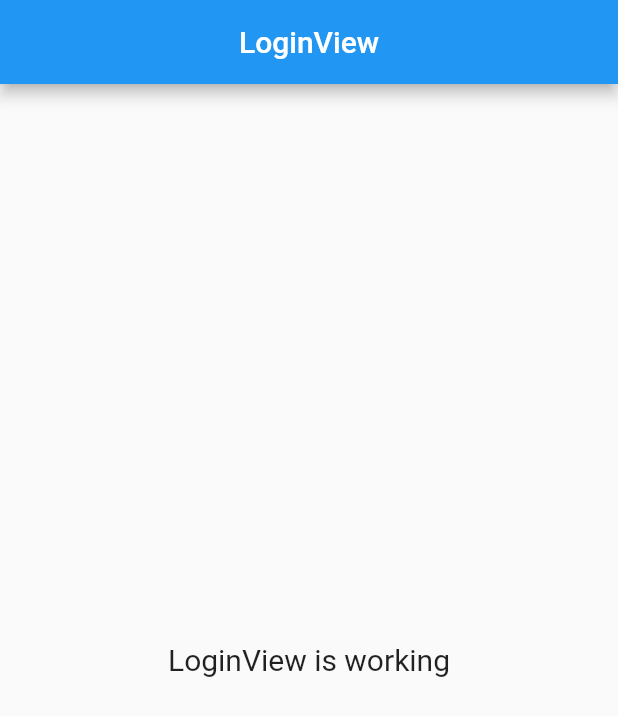
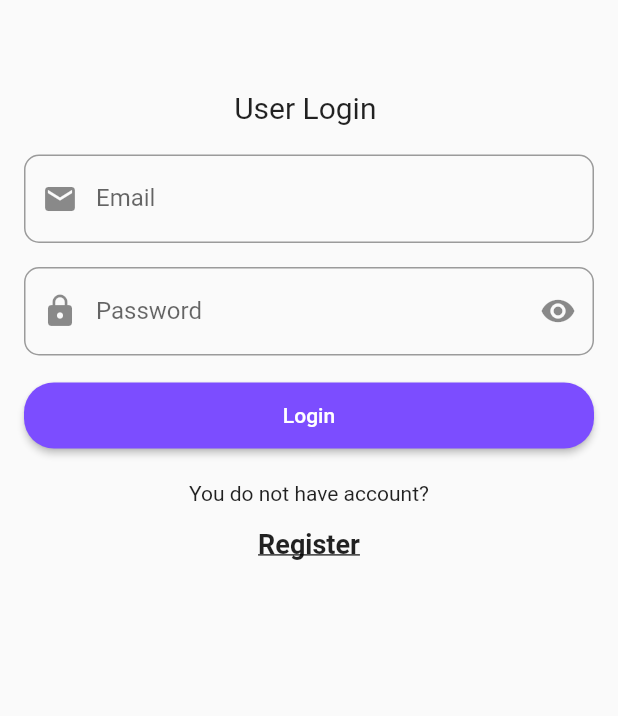
Before and after one commit to sksinghdev/Login-Demo, a Flutter app: the screen it shows after launch, on a phone screen of 412 x 824 dp. Shown: the top 716 px of the screen. Run offline on Flutter 3.47's test engine with Material 2 defaults, Android fonts, the phone set to English and light mode, and no system bars; our stand-ins replace get, get_storage.

Commit message:
Login Page commit

```diff
--- a/login_demo/lib/app/modules/login/controllers/login_controller.dart
+++ b/login_demo/lib/app/modules/login/controllers/login_controller.dart
@@ -1,20 +1,64 @@
+import 'package:flutter/material.dart';
 import 'package:get/get.dart';
+import 'package:get_storage/get_storage.dart';
+import 'package:login_demo/app/routes/app_pages.dart';
+import 'package:login_demo/app/utils/validator.dart';
 
-class LoginController extends GetxController {
-  //TODO: Implement LoginController
+class LoginController extends GetxController with ValidationMixin {
+  final GlobalKey<FormState> loginFormKey = GlobalKey<FormState>();
+  late TextEditingController emailController, passwordController;
+  final hidePassword = true.obs;
+  final box = GetStorage();
 
-  final count = 0.obs;
   @override
   void onInit() {
     super.onInit();
+    emailController = new TextEditingController();
+    passwordController = new TextEditingController();
+  }
+
+  updatePasswordView() {
+    hidePassword.value = !hidePassword.value;
+  }
+
+  String? validateEMailView(String value) {
+    return value.length <= 0 ? '' : validateEmail(value);
+  }
+
+  String? validatePasswordView(String value) {
+    return value.length <= 0 ? '' : validatePassword(value);
+  }
+
+  checkLogin() {
+    final isValid = loginFormKey.currentState!.validate();
+    if (!isValid) {
+      return;
+    } else {
+      String? emailValue = box.read('email');
+      String? passwordValue = box.read('password');
+
+      if (emailValue == emailController.text &&
+          passwordValue == passwordController.text) {
+        box.write('home', true);
+        navigateToHomeView();
+      } else {
+        Get.snackbar("Error", "Please check email or password");
+      }
+    }
+    loginFormKey.currentState!.save();
+  }
+
+  navigateToRegisterView() {
+
+  }
+
+  navigateToHomeView() {
+
   }
 
   @override
-  void onReady() {
-    super.onReady();
+  void onClose() {
+    emailController.dispose();
+    passwordController.dispose();
   }
-
-  @override
-  void onClose() {}
-  void increment() => count.value++;
 }
--- a/login_demo/lib/app/modules/login/views/login_view.dart
+++ b/login_demo/lib/app/modules/login/views/login_view.dart
@@ -8,14 +8,117 @@ class LoginView extends GetView<LoginController> {
   @override
   Widget build(BuildContext context) {
     return Scaffold(
-      appBar: AppBar(
-        title: Text('LoginView'),
-        centerTitle: true,
-      ),
-      body: Center(
-        child: Text(
-          'LoginView is working',
-          style: TextStyle(fontSize: 20),
+      body: SafeArea(
+        child: Container(
+          margin: EdgeInsets.only(top: 60, left: 16, right: 16),
+          width: context.width,
+          height: context.height,
+          child: SingleChildScrollView(
+            child: Form(
+              key: controller.loginFormKey,
+              child: Column(
+                children: [
+                  Text(
+                    "User Login ",
+                    style: TextStyle(fontSize: 20,),
+                  ),
+                  SizedBox(
+                    height: 20,
+                  ),
+                  TextFormField(
+                    decoration: InputDecoration(
+                      border: OutlineInputBorder(
+                        borderRadius: BorderRadius.circular(10),
+                      ),
+                      labelText: "Email",
+                      prefixIcon: Icon(Icons.email),
+                    ),
+                    keyboardType: TextInputType.emailAddress,
+                    controller: controller.emailController,
+
+                    validator: (value) {
+                      return controller.validateEMailView(value!);
+                    },
+                  ),
+                  SizedBox(
+                    height: 16,
+                  ),
+                  Obx(() => TextFormField(
+                        decoration: InputDecoration(
+                            border: OutlineInputBorder(
+                              borderRadius: BorderRadius.circular(10),
+                            ),
+                            labelText: "Password",
+                            prefixIcon: Icon(Icons.lock),
+                            suffixIcon: Obx(() => IconButton(
+                                  icon: Icon(
+                                    controller.hidePassword.value
+                                        ? Icons.visibility
+                                        : Icons.visibility_off,
+
+                                  ),
+                                  onPressed: () {
+                                    controller.updatePasswordView();
+                                  },
+                                ))),
+                        keyboardType: TextInputType.visiblePassword,
+                        obscureText: controller.hidePassword.value,
+                        controller: controller.passwordController,
+
+                        validator: (value) {
+                          return controller.validatePasswordView(value!);
+                        },
+                      )),
+                  SizedBox(
+                    height: 16,
+                  ),
+                  ConstrainedBox(
+                    constraints: BoxConstraints.tightFor(width: context.width),
+                    child: ElevatedButton(
+                      style: ButtonStyle(
+                        shape: MaterialStateProperty.all(
+                          RoundedRectangleBorder(
+                            borderRadius: BorderRadius.circular(20),
+                          ),
+                        ),
+                        backgroundColor:
+                            MaterialStateProperty.all(Colors.deepPurpleAccent),
+                        padding: MaterialStateProperty.all(EdgeInsets.all(14)),
+                      ),
+                      child: Text(
+                        "Login",
+                        style: TextStyle(fontSize: 14, color: Colors.white),
+                      ),
+                      onPressed: () {
+                        controller.checkLogin();
+                      },
+                    ),
+                  ),
+                  SizedBox(
+                    height: 20,
+                  ),
+                  Text('You do not have account?',
+                      textAlign: TextAlign.center,
+                      style: TextStyle(
+                          fontSize: 14, )),
+                  SizedBox(
+                    height: 15,
+                  ),
+                  InkWell(
+                    onTap: () {
+                      controller.navigateToRegisterView();
+                    },
+                    child: Text('Register',
+                        textAlign: TextAlign.center,
+                        style: TextStyle(
+                            fontSize: 18,
+                            decoration: TextDecoration.underline,
+                            fontWeight: FontWeight.bold,)),
+                  )
+                ],
+              ),
+            ),
+          ),
         ),
       ),
     );
--- a/login_demo/lib/app/routes/app_routes.dart
+++ b/login_demo/lib/app/routes/app_routes.dart
@@ -4,11 +4,9 @@ part of 'app_pages.dart';
 abstract class Routes {
   Routes._();
 
-  static const HOME = _Paths.HOME;
   static const LOGIN = _Paths.LOGIN;
 }
 
 abstract class _Paths {
-  static const HOME = '/home';
   static const LOGIN = '/login';
 }
--- a/login_demo/pubspec.yaml
+++ b/login_demo/pubspec.yaml
@@ -8,6 +8,7 @@ environment:
 dependencies:
   cupertino_icons: ^1.0.2
   get: 4.3.8
+  get_storage: ^2.0.3
   flutter:
     sdk: flutter
 
```
Also changed, not shown: login_demo/lib/app/utils/them_data.dart (added, +13 -0 lines), login_demo/lib/app/utils/validator.dart (added, +44 -0 lines), login_demo/lib/main.dart (+8 -2 lines), login_demo/pubspec.lock, 3 other files.
